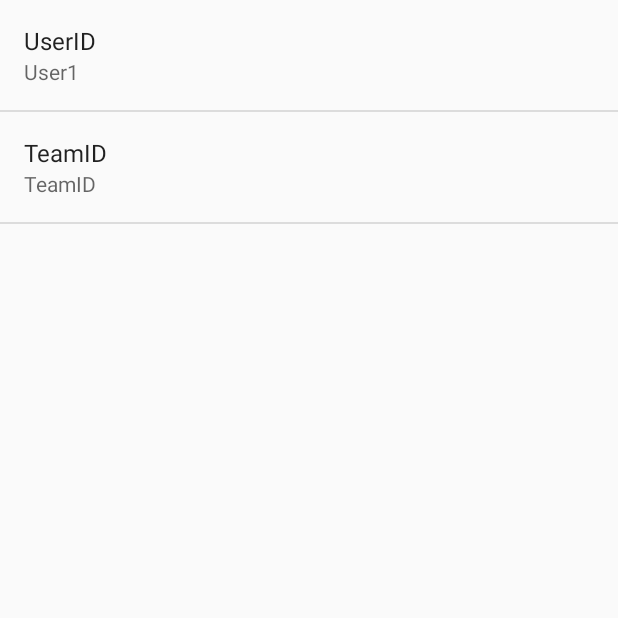
After one commit to daschwin/Moodi, an Android app: the SettingsActivity screen opened directly, with no data from a screen before it, on a phone screen of 412 x 824 dp, the top half of it. The commit adds this screen. Run offline under Robolectric (Android 15) with nearby library versions, the phone set to English and light mode, and no system bars.

Commit message:
settings und erfassungslogik implementiert

```diff
--- /dev/null
+++ b/app/src/main/java/de/moodi/SettingsActivity.java
@@ -0,0 +1,44 @@
+package de.moodi;
+
+import android.content.SharedPreferences;
+import android.os.Bundle;
+import android.preference.Preference;
+import android.preference.PreferenceActivity;
+import android.preference.PreferenceManager;
+import android.widget.Toast;
+
+
+/**
+ * Created by Daniel on 31.10.2017.
+ *
+ */
+
+public class SettingsActivity extends PreferenceActivity
+        implements Preference.OnPreferenceChangeListener {
+
+    @Override
+    public void onCreate(Bundle savedInstanceState) {
+        super.onCreate(savedInstanceState);
+
+        addPreferencesFromResource(R.xml.preferences);
+
+        Preference userIdPref = findPreference(getString(R.string.userId_settings_key));
+        userIdPref.setOnPreferenceChangeListener(this);
+        SharedPreferences sharedPrefs = PreferenceManager.getDefaultSharedPreferences(this);
+        String gespeicherteUserId = sharedPrefs.getString(userIdPref.getKey(), "");
+        onPreferenceChange(userIdPref, gespeicherteUserId);
+
+        Preference teamIdPref = findPreference(getString(R.string.teamId_settings_key));
+        teamIdPref.setOnPreferenceChangeListener(this);
+        String gespeicherteTeamId = sharedPrefs.getString(teamIdPref.getKey(), "");
+        onPreferenceChange(teamIdPref, gespeicherteTeamId);
+    }
+
+    @Override
+    public boolean onPreferenceChange(Preference preference, Object value) {
+        preference.setSummary(value.toString());
+
+        return true;
+
+    }
+}
--- a/app/src/main/res/values/strings.xml
+++ b/app/src/main/res/values/strings.xml
@@ -4,4 +4,15 @@
 
     <string name="app_description">App zur erfassung der Stimmung</string>
     <string name="start_text">Bitte geben Sie Ihre momentane Stimmung ein!</string>
+
+    <string name="title_activity_settings">Einstellungen</string>
+    <string name="action_settings">Einstellungen</string>
+
+    <string name="userId_settings">UserID</string>
+    <string name="userId_settings_key">UserID</string>
+    <string name="userId_settings_default">User1</string>
+
+    <string name="teamId_settings">TeamID</string>
+    <string name="teamId_settings_key">TeamID</string>
+    <string name="teamId_settings_default">TeamID</string>
 </resources>
--- /dev/null
+++ b/app/src/main/res/xml/preferences.xml
@@ -0,0 +1,16 @@
+<?xml version="1.0" encoding="utf-8"?>
+<PreferenceScreen xmlns:android="http://schemas.android.com/apk/res/android">
+
+    <EditTextPreference
+        android:title="@string/userId_settings"
+        android:key="@string/userId_settings_key"
+        android:defaultValue="@string/userId_settings_default"
+        android:inputType="textMultiLine" />
+
+    <EditTextPreference
+        android:title="@string/teamId_settings"
+        android:key="@string/teamId_settings_key"
+        android:defaultValue="@string/teamId_settings_default"
+        android:inputType="textMultiLine" />
+
+</PreferenceScreen>
```
Also changed, not shown: app/src/main/AndroidManifest.xml (+8 -1 lines), app/src/main/java/de/moodi/MainActivity.java (+11 -12 lines), app/src/main/java/de/moodi/NetworkFragment.java (+5 -2 lines), app/src/main/java/de/moodi/StimmungserfassungFragment.java (+35 -4 lines), app/src/main/res/menu/main_menu.xml (added, +14 -0 lines).
